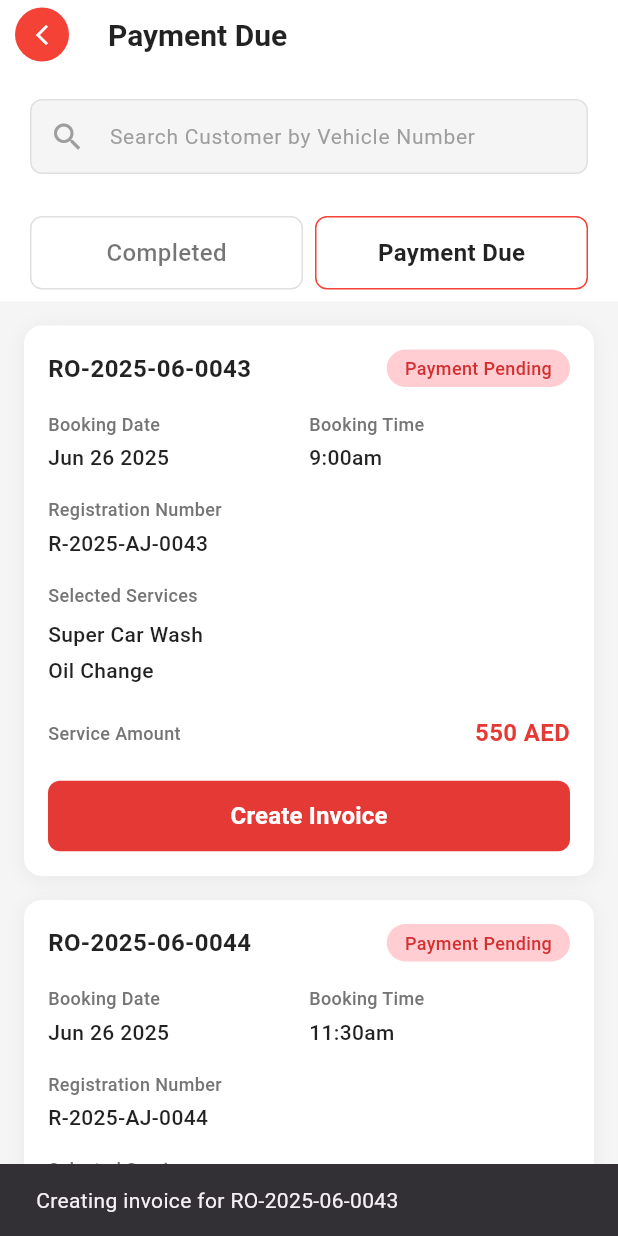
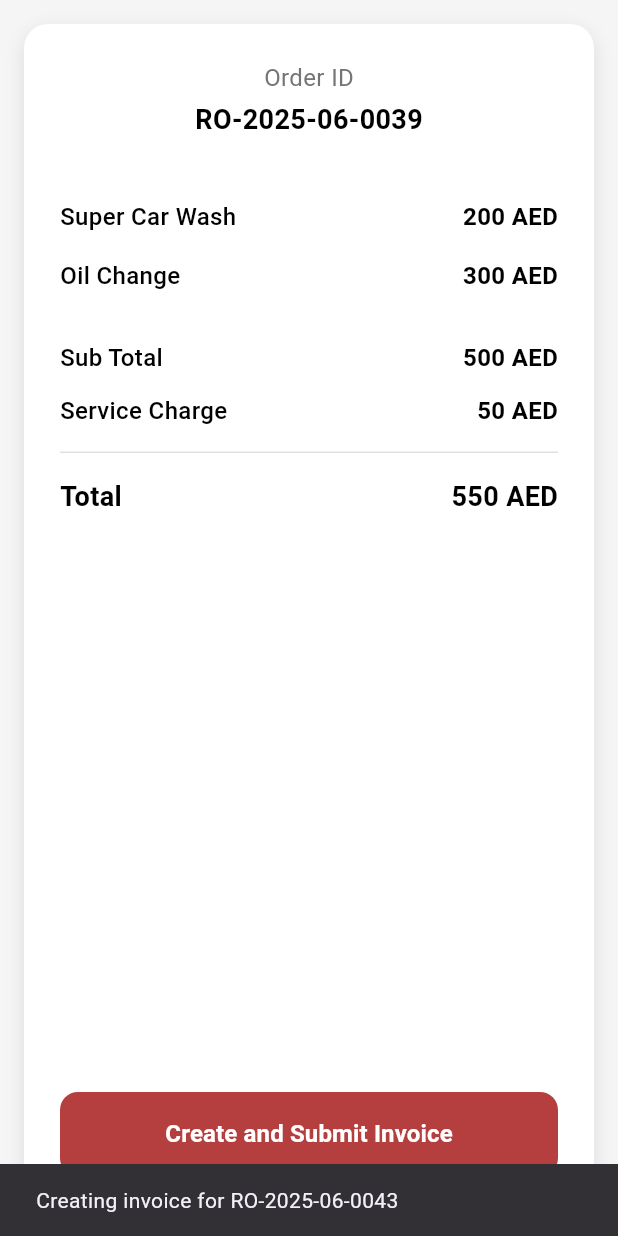
Before and after one commit to teambackoffice/Champion_Car_Wash_App, a Flutter app: the ServiceCompletedScreen screen opened directly, after a tap on "Payment Due", after a tap on "Create Invoice", on a phone screen of 412 x 824 dp. Run offline on Flutter 3.47's test engine with Material 3 defaults, Android fonts, the phone set to English and light mode, and no system bars; our stand-ins replace camera, permission_handler, qr_flutter.

Commit message:
Created Invoice Page[Incomplete]

```diff
--- a/lib/view/bottom_nav/homepage/service_completed/completed.dart
+++ b/lib/view/bottom_nav/homepage/service_completed/completed.dart
@@ -1,4 +1,4 @@
-import 'package:champion_car_wash_app/view/bottom_nav/homepage/service_completed/payment_due.dart';
+import 'package:champion_car_wash_app/view/bottom_nav/homepage/service_completed/payment_due/payment_due.dart';
 import 'package:champion_car_wash_app/view/bottom_nav/homepage/service_completed/service_completed.dart';
 import 'package:flutter/material.dart';
 
--- /dev/null
+++ b/lib/view/bottom_nav/homepage/service_completed/payment_due/create_invoice.dart
@@ -0,0 +1,194 @@
+import 'package:flutter/material.dart';
+
+class CreateInvoicePage extends StatelessWidget {
+  const CreateInvoicePage({Key? key}) : super(key: key);
+
+  @override
+  Widget build(BuildContext context) {
+    return Scaffold(
+      backgroundColor: Colors.grey[100],
+      body: SafeArea(
+        child: Padding(
+          padding: const EdgeInsets.all(16.0),
+          child: Column(
+            children: [
+              Expanded(
+                child: Container(
+                  width: double.infinity,
+                  decoration: BoxDecoration(
+                    color: Colors.white,
+                    borderRadius: BorderRadius.circular(16),
+                    boxShadow: [
+                      BoxShadow(
+                        color: Colors.black.withOpacity(0.1),
+                        blurRadius: 10,
+                        offset: const Offset(0, 4),
+                      ),
+                    ],
+                  ),
+                  child: Padding(
+                    padding: const EdgeInsets.all(24.0),
+                    child: Column(
+                      crossAxisAlignment: CrossAxisAlignment.start,
+                      children: [
+                        // Order ID Section
+                        Center(
+                          child: Column(
+                            children: [
+                              Text(
+                                'Order ID',
+                                style: TextStyle(
+                                  fontSize: 16,
+                                  color: Colors.grey[600],
+                                  fontWeight: FontWeight.w400,
+                                ),
+                              ),
+                              const SizedBox(height: 4),
+                              const Text(
+                                'RO-2025-06-0039',
+                                style: TextStyle(
+                                  fontSize: 18,
+                                  fontWeight: FontWeight.w600,
+                                  color: Colors.black,
+                                ),
+                              ),
+                            ],
+                          ),
+                        ),
+
+                        const SizedBox(height: 40),
+
+                        // Services Section
+                        _buildServiceRow('Super Car Wash', '200 AED'),
+                        const SizedBox(height: 16),
+                        _buildServiceRow('Oil Change', '300 AED'),
+
+                        const SizedBox(height: 32),
+
+                        // Subtotal
+                        _buildSummaryRow('Sub Total', '500 AED', false),
+                        const SizedBox(height: 12),
+
+                        // Service Charge
+                        _buildSummaryRow('Service Charge', '50 AED', false),
+                        const SizedBox(height: 16),
+
+                        // Divider
+                        Container(
+                          height: 1,
+                          color: Colors.grey[300],
+                        ),
+                        const SizedBox(height: 16),
+
+                        // Total
+                        _buildSummaryRow('Total', '550 AED', true),
+
+                        const Spacer(),
+
+                        // Submit Button
+                        SizedBox(
+                          width: double.infinity,
+                          height: 56,
+                          child: ElevatedButton(
+                            onPressed: () {
+                              // Handle submit action
+                              _submitInvoice(context);
+                            },
+                            style: ElevatedButton.styleFrom(
+                              backgroundColor: const Color(0xFFB53E3E),
+                              foregroundColor: Colors.white,
+                              elevation: 0,
+                              shape: RoundedRectangleBorder(
+                                borderRadius: BorderRadius.circular(12),
+                              ),
+                            ),
+                            child: const Text(
+                              'Create and Submit Invoice',
+                              style: TextStyle(
+                                fontSize: 16,
+                                fontWeight: FontWeight.w600,
+                              ),
+                            ),
+                          ),
+                        ),
+                      ],
+                    ),
+                  ),
+                ),
+              ),
+            ],
+          ),
+        ),
+      ),
+    );
+  }
+
+  Widget _buildServiceRow(String service, String price) {
+    return Row(
+      mainAxisAlignment: MainAxisAlignment.spaceBetween,
+      children: [
+        Text(
+          service,
+          style: const TextStyle(
+            fontSize: 16,
+            fontWeight: FontWeight.w500,
+            color: Colors.black,
+          ),
+        ),
+        Text(
+          price,
+          style: const TextStyle(
+            fontSize: 16,
+            fontWeight: FontWeight.w600,
+            color: Colors.black,
+          ),
+        ),
+      ],
+    );
+  }
+
+  Widget _buildSummaryRow(String label, String amount, bool isTotal) {
+    return Row(
+      mainAxisAlignment: MainAxisAlignment.spaceBetween,
+      children: [
+        Text(
+          label,
+          style: TextStyle(
+            fontSize: isTotal ? 18 : 16,
+            fontWeight: isTotal ? FontWeight.w600 : FontWeight.w500,
+            color: Colors.black,
+          ),
+        ),
+        Text(
+          amount,
+          style: TextStyle(
+            fontSize: isTotal ? 18 : 16,
+            fontWeight: FontWeight.w600,
+            color: Colors.black,
+          ),
+        ),
+      ],
+    );
+  }
+
+  void _submitInvoice(BuildContext context) {
+    // Show confirmation dialog
+    showDialog(
+      context: context,
+      builder: (BuildContext context) {
+        return AlertDialog(
+          title: const Text('Invoice Submitted'),
+          content: const Text('Your invoice has been created and submitted successfully.'),
+          actions: [
+            TextButton(
+              onPressed: () {
+                Navigator.of(context).pop();
+              },
+              child: const Text('OK'),
+            ),
+          ],
+        );
+      },
+    );
+  }
+}
--- a/lib/view/bottom_nav/homepage/service_completed/payment_due.dart
+++ b/lib/view/bottom_nav/homepage/service_completed/payment_due/payment_due.dart
@@ -1,3 +1,4 @@
+import 'package:champion_car_wash_app/view/bottom_nav/homepage/service_completed/payment_due/create_invoice.dart';
 import 'package:champion_car_wash_app/view/bottom_nav/homepage/service_completed/service_completed.dart';
 import 'package:flutter/material.dart';
 
@@ -212,6 +213,7 @@ class ServiceCard extends StatelessWidget {
                 width: double.infinity,
                 child: ElevatedButton(
                   onPressed: () {
+                    Navigator.push(context, MaterialPageRoute(builder: (context)=> CreateInvoicePage()));
                     ScaffoldMessenger.of(context).showSnackBar(
                       SnackBar(content: Text('Creating invoice for $serviceId')),
                     );
```
